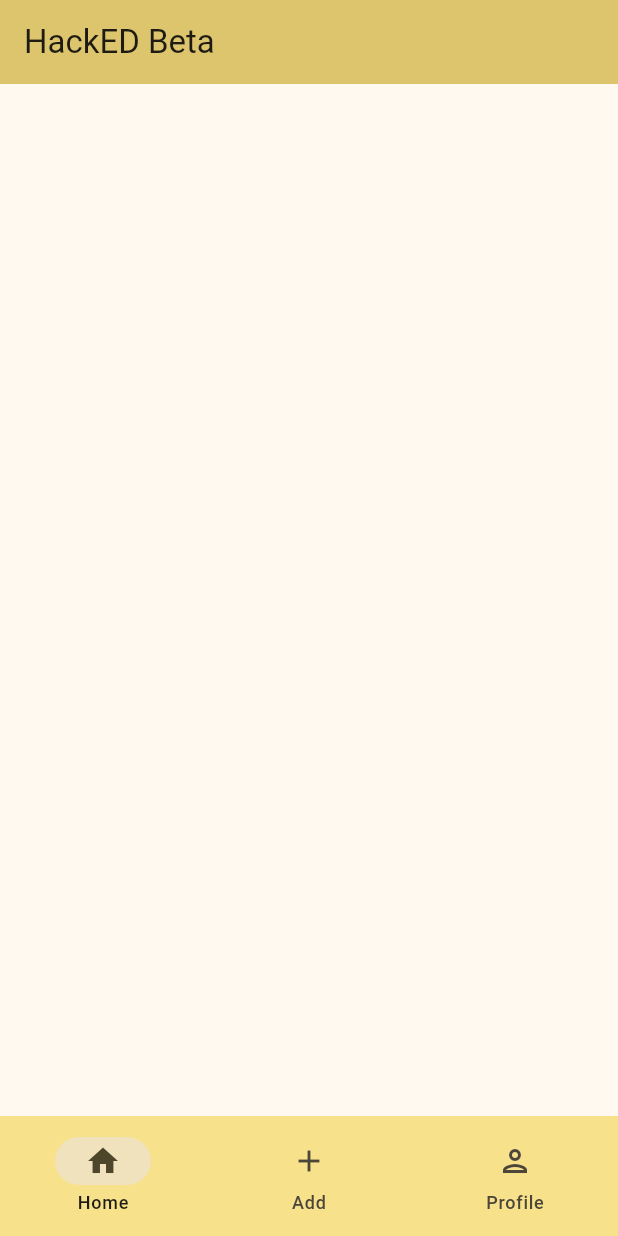
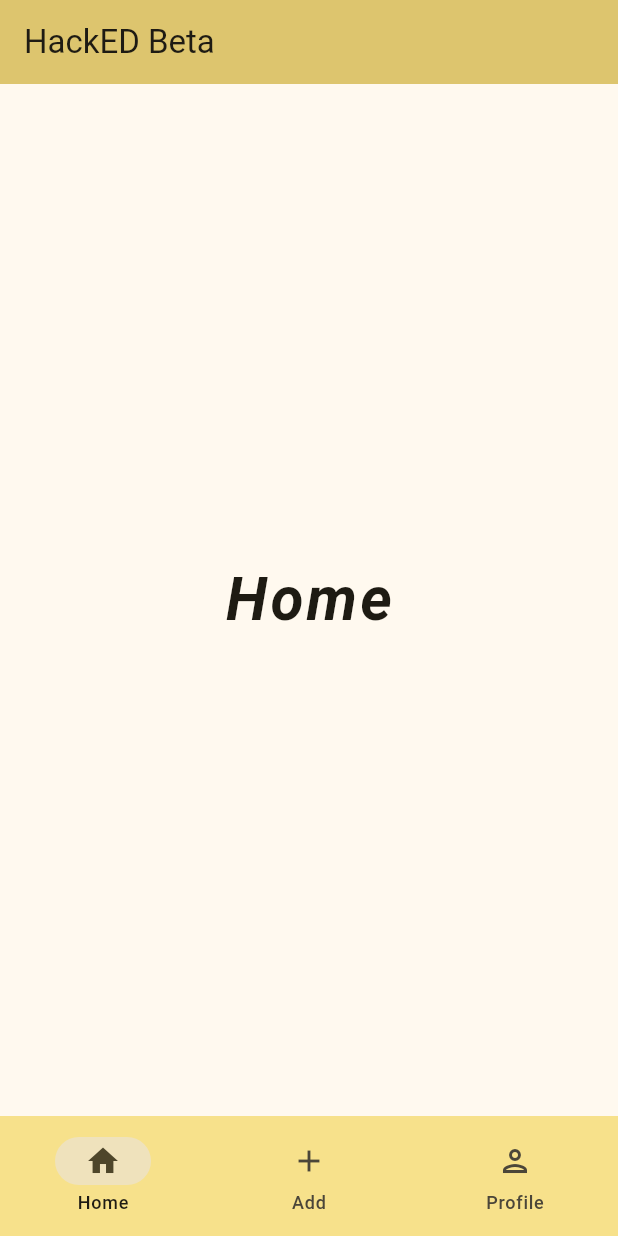
Before and after one commit to YohannesGobezie/HackED-Beta-2023, a Flutter app: the screen it shows after launch, on a phone screen of 412 x 824 dp. Run offline on Flutter 3.47's test engine with Material 3 defaults, Android fonts, the light colour scheme and no system bars; our stand-ins replace flutter_svg.

Commit message:
Changing texts based on navbar

```diff
--- a/shush_app/lib/main.dart
+++ b/shush_app/lib/main.dart
@@ -4,6 +4,13 @@
 void main() {
   runApp(const MyApp());
 }
+
+const TextStyle _textStyle = TextStyle(
+  fontSize: 40,
+  fontWeight: FontWeight.bold,
+  letterSpacing: 2,
+  fontStyle: FontStyle.italic,
+);
 
 class MyApp extends StatelessWidget {
   const MyApp({super.key});
@@ -58,6 +65,12 @@
 class _MyHomePageState extends State<MyHomePage> {
   int _currentIndex = 0;
 
+  List<Widget> pages = const [
+    Text('Home', style: _textStyle),
+    Text('Add', style: _textStyle),
+    Text('Profile', style: _textStyle),
+  ];
+
   @override
   Widget build(BuildContext context) {
     // This method is rerun every time setState is called, for instance as done
@@ -68,13 +81,11 @@
     // than having to individually change instances of widgets.
     return Scaffold(
       appBar: AppBar(
-        // TRY THIS: Try changing the color here to a specific color (to
-        // Colors.amber, perhaps?) and trigger a hot reload to see the AppBar
-        // change color while the other colors stay the same.
         backgroundColor: Theme.of(context).colorScheme.inversePrimary,
-        // Here we take the value from the MyHomePage object that was created by
-        // the App.build method, and use it to set our appbar title.
         title: Text(widget.title),
+      ),
+      body: Center(
+        child: pages[_currentIndex],
       ),
       bottomNavigationBar: NavigationBar (
         backgroundColor: Color.fromARGB(131, 239, 203, 44),
@@ -102,11 +113,6 @@
           ),
         ],
       ),
-      // body: Center(
-      //   // Center is a layout widget. It takes a single child and positions it
-      //   // in the middle of the parent.
-
-      // ),
     );
   }
 }
```
